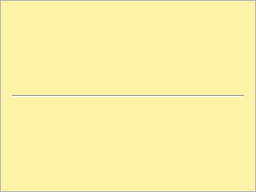
First picture: the form in src/noteblock.ui, repository ZhujinLi/SomeNotes, before the edit.
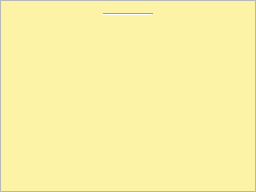
Second picture: the form after the edit.

```diff
--- a/src/noteblock.ui
+++ b/src/noteblock.ui
@@ -120,7 +120,7 @@
    <enum>QPlainTextEdit::WidgetWidth</enum>
   </property>
   <layout class="QVBoxLayout" name="verticalLayout">
-   <item>
+   <item alignment="Qt::AlignHCenter|Qt::AlignTop">
     <widget class="Line" name="ControlLine">
      <property name="sizePolicy">
       <sizepolicy hsizetype="Minimum" vsizetype="Minimum">
```
